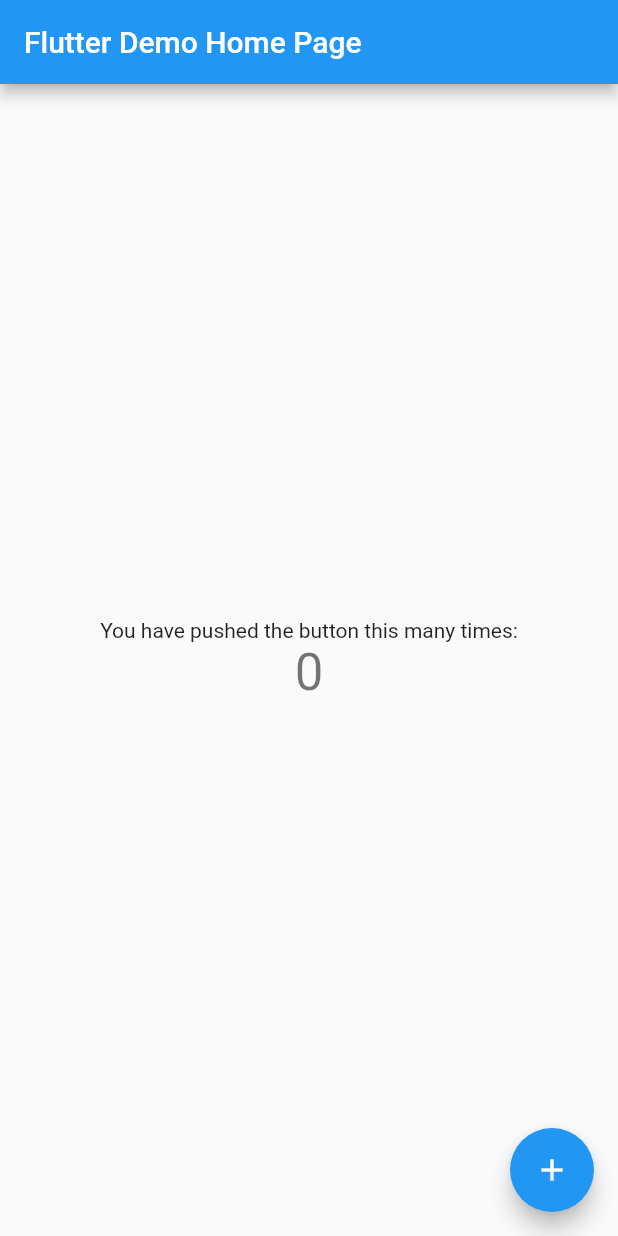
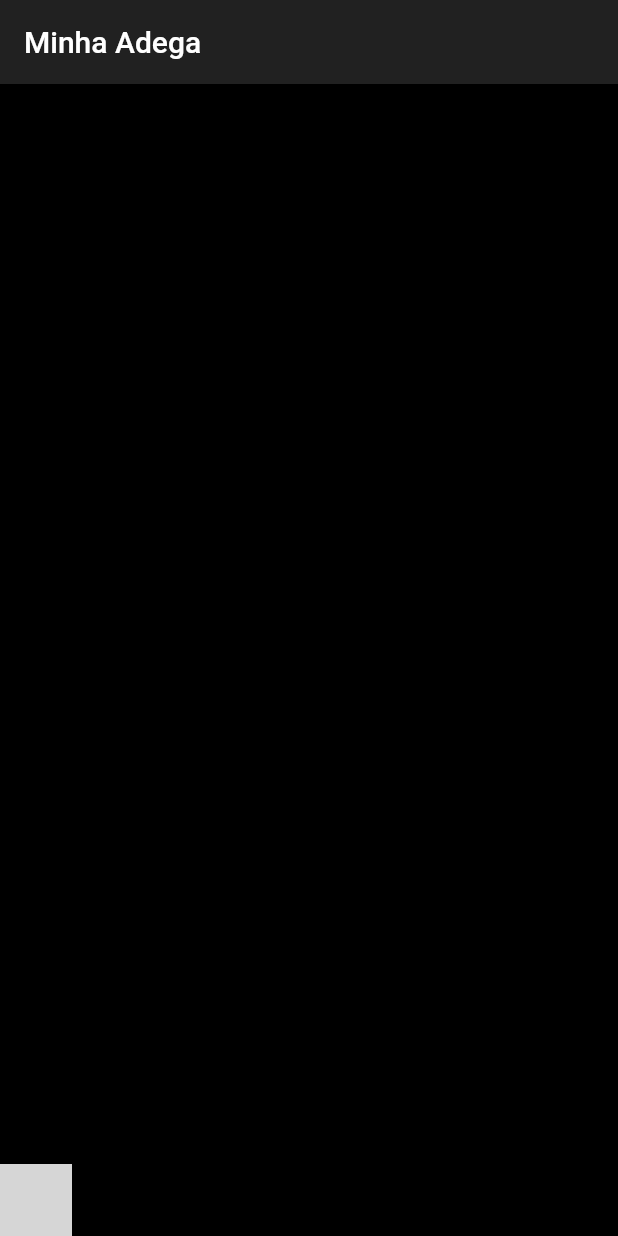
Before and after one commit to franciscosft/MinhaAdega, a Flutter app: the screen it shows after launch, on a phone screen of 412 x 824 dp. Run offline on Flutter 3.47's test engine with Material 2 defaults, Android fonts, the phone set to English and light mode, and no system bars; statements that could not run were skipped; grey boxes are pictures that could not be loaded.

```diff
--- a/lib/main.dart
+++ b/lib/main.dart
@@ -7,105 +7,60 @@ class MyApp extends StatelessWidget {
   @override
   Widget build(BuildContext context) {
     return MaterialApp(
-      title: 'Flutter Demo',
-      theme: ThemeData(
-        // This is the theme of your application.
-        //
-        // Try running your application with "flutter run". You'll see the
-        // application has a blue toolbar. Then, without quitting the app, try
-        // changing the primarySwatch below to Colors.green and then invoke
-        // "hot reload" (press "r" in the console where you ran "flutter run",
-        // or simply save your changes to "hot reload" in a Flutter IDE).
-        // Notice that the counter didn't reset back to zero; the application
-        // is not restarted.
-        primarySwatch: Colors.blue,
-      ),
-      home: MyHomePage(title: 'Flutter Demo Home Page'),
+        title: 'Minha Adega',
+        home: Scaffold(
+          appBar: AppBar(
+            title: Text('Minha Adega'),
+            backgroundColor: Color.fromRGBO(33, 33, 33, 100),
+          ),
+          body: SafeArea(
+            child: Center(
+              child: WineStage(),
+            ),
+          ),
+          backgroundColor: Colors.black,
+        ));
+  }
+}
+
+class WineStage extends StatelessWidget {
+  @override
+  Widget build(BuildContext context) {
+    return Column(
+      children: <Widget>[
+        Expanded(
+          child: Text('Vinhos'),
+          flex: 5,
+        ),
+        Row(
+          children: <Widget>[
+            RawMaterialButton(
+              onPressed: () {},
+              elevation: 2.0,
+              fillColor: Colors.white,
+              child: Icon(
+                Icons.pause,
+                size: 35.0,
+              ),
+              padding: EdgeInsets.all(15.0),
+              shape: CircleBorder(),
+            )
+
+//            FlatButton(
+//              child: Text(
+//                'Adicionar',
+//                style: TextStyle(color: Colors.white),
+//              ),
+//              color: Color.fromRGBO(129, 70, 105, 100),
+//              onPressed: () {
+//                //setState() {
+//                print('Adicionar novo vinho');
+//                //}
+//              },
+            )
+          ],
+        )
+      ],
     );
   }
 }
-
-class MyHomePage extends StatefulWidget {
-  MyHomePage({Key key, this.title}) : super(key: key);
-
-  // This widget is the home page of your application. It is stateful, meaning
-  // that it has a State object (defined below) that contains fields that affect
-  // how it looks.
-
-  // This class is the configuration for the state. It holds the values (in this
-  // case the title) provided by the parent (in this case the App widget) and
-  // used by the build method of the State. Fields in a Widget subclass are
-  // always marked "final".
-
-  final String title;
-
-  @override
-  _MyHomePageState createState() => _MyHomePageState();
-}
-
-class _MyHomePageState extends State<MyHomePage> {
-  int _counter = 0;
-
-  void _incrementCounter() {
-    setState(() {
-      // This call to setState tells the Flutter framework that something has
-      // changed in this State, which causes it to rerun the build method below
-      // so that the display can reflect the updated values. If we changed
-      // _counter without calling setState(), then the build method would not be
-      // called again, and so nothing would appear to happen.
-      _counter++;
-    });
-  }
-
-  @override
-  Widget build(BuildContext context) {
-    // This method is rerun every time setState is called, for instance as done
-    // by the _incrementCounter method above.
-    //
-    // The Flutter framework has been optimized to make rerunning build methods
-    // fast, so that you can just rebuild anything that needs updating rather
-    // than having to individually change instances of widgets.
-    return Scaffold(
-      appBar: AppBar(
-        // Here we take the value from the MyHomePage object that was created by
-        // the App.build method, and use it to set our appbar title.
-        title: Text(widget.title),
-      ),
-      body: Center(
-        // Center is a layout widget. It takes a single child and positions it
-        // in the middle of the parent.
-        child: Column(
-          // Column is also a layout widget. It takes a list of children and
-          // arranges them vertically. By default, it sizes itself to fit its
-          // children horizontally, and tries to be as tall as its parent.
-          //
-          // Invoke "debug painting" (press "p" in the console, choose the
-          // "Toggle Debug Paint" action from the Flutter Inspector in Android
-          // Studio, or the "Toggle Debug Paint" command in Visual Studio Code)
-          // to see the wireframe for each widget.
-          //
-          // Column has various properties to control how it sizes itself and
-          // how it positions its children. Here we use mainAxisAlignment to
-          // center the children vertically; the main axis here is the vertical
-          // axis because Columns are vertical (the cross axis would be
-          // horizontal).
-          mainAxisAlignment: MainAxisAlignment.center,
-          children: <Widget>[
-            Text(
-              'You have pushed the button this many times:',
-            ),
-            Text(
-              '$_counter',
-              style: Theme.of(context).textTheme.display1,
-            ),
-          ],
-        ),
-      ),
-      floatingActionButton: FloatingActionButton(
-        onPressed: _incrementCounter,
-        tooltip: 'Increment',
-        child: Icon(Icons.add),
-      ), // This trailing comma makes auto-formatting nicer for build methods.
-    );
-  }
-}
```
Also changed, not shown: pubspec.yaml (+1 -39 lines), 1 other file.
